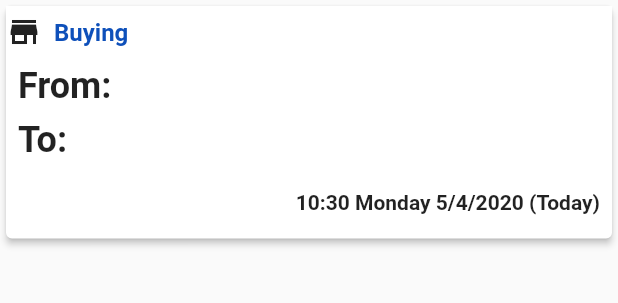
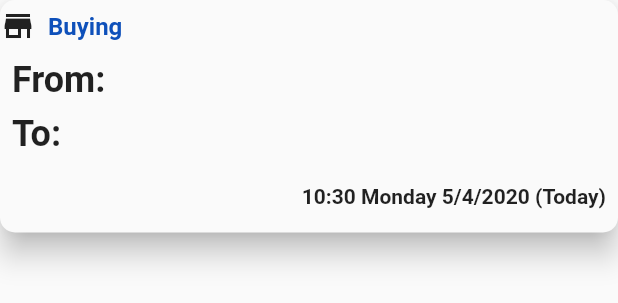
Before and after one commit to dawcules/myespoo-concept, a Flutter app: the CarpoolPostWidget widget shown alone on an empty page, opened directly with empty values, on a phone screen of 412 x 824 dp. Shown: the top 303 px of the screen. Run offline on Flutter 3.47's test engine with Material 2 defaults, Android fonts, the light colour scheme and no system bars; our stand-ins replace auto_size_text, cached_network_image, cloud_firestore, firebase_messaging, flutter_bloc, flutter_icons and 7 more; missing offline and left inert: fb_auth, sliding_button, xml2json; accounts and stored records are empty; network calls fail; statements that could not run were skipped.

Commit message:
Carpool, Marketplace post / modal yhteneistäminen

```diff
--- a/lib/pages/navigation_page.dart
+++ b/lib/pages/navigation_page.dart
@@ -109,18 +109,21 @@ class NavigationPage extends StatelessWidget {
           routeName: NavigationStrings.homeToLocalized(),
           args: "Should I be removed or kept..?",
         ),
+        Padding(padding: EdgeInsets.all(4)),
         IconRouteNameRow(
           heroTag: "nav_community",
           icon: Icon(Icons.people),
           route: "/community",
           routeName: NavigationStrings.communityToLocalized(),
         ),
+        Padding(padding: EdgeInsets.all(4)),
         IconRouteNameRow(
           heroTag: "nav_health",
           icon: Icon(Icons.local_hospital),
           route: "/health",
           routeName: NavigationStrings.healthToLocalized(),
         ),
+        Padding(padding: EdgeInsets.all(4)),
         IconRouteNameRow(
           heroTag: "nav_personal",
           icon: Icon(Icons.person),
@@ -133,6 +136,7 @@ class NavigationPage extends StatelessWidget {
         //   route: "/voting",
         //   routeName: NavigationStrings.personalToLocalized(),
         // ),
+        Padding(padding: EdgeInsets.all(4)),
         IconRouteNameRow(
           heroTag: "nav_emergency",
           icon: Icon(Icons.phone),
--- a/lib/widgets/carpool_marketplace/lower/carpool_lower_section.dart
+++ b/lib/widgets/carpool_marketplace/lower/carpool_lower_section.dart
@@ -145,7 +145,7 @@ class _CarpoolLowerState extends State<CarpoolLower> {
       shrinkWrap: true,
       itemBuilder: (BuildContext context, int position) {
         return Padding(
-          padding: EdgeInsets.all(8),
+          padding: EdgeInsets.only(top: 20, right: 16, left: 16),
           child: _getRow(position, context, posts),
         );
       },
--- a/lib/widgets/carpool_marketplace/lower/market_lower_section.dart
+++ b/lib/widgets/carpool_marketplace/lower/market_lower_section.dart
@@ -109,7 +109,7 @@ class _MarketLowerState extends State<MarketLower> {
       shrinkWrap: true,
       itemBuilder: (BuildContext context, int position) {
         return Padding(
-          padding: EdgeInsets.all(8),
+          padding: EdgeInsets.only(top: 20, right: 16, left: 16),
           child: _getRow(position, context, posts),
         );
       },
--- a/lib/widgets/dialogs/citizenpoint_update.dart
+++ b/lib/widgets/dialogs/citizenpoint_update.dart
@@ -21,7 +21,7 @@ class CitizenPointUpdateDialog extends StatelessWidget {
     updateCitizenPoints();
     return AlertDialog(
       shape: RoundedRectangleBorder(
-          borderRadius: BorderRadius.all(Radius.circular(5.0))),
+          borderRadius: BorderRadius.all(Radius.circular(10))),
       contentPadding: EdgeInsets.all(8),
       title: title ??
           RichText(
--- a/lib/widgets/posts/carpool_post.dart
+++ b/lib/widgets/posts/carpool_post.dart
@@ -12,19 +12,20 @@ class CarpoolPostWidget extends StatelessWidget {
 
   @override
   Widget build(BuildContext context) {
-    return Container(
-      child: Material(
+    return Material(
+      elevation: 8,
+      borderRadius: BorderRadius.circular(10),
       child: InkWell(
+        borderRadius: BorderRadius.circular(10),
         splashColor: AppColor.secondary.color(),
         onTap: () => _moreButtonPressed(),
-          child: Card(
-            elevation: 2,
         child: Wrap(
           children: <Widget>[
             TradeMethodRow(
               postData.tradeMethod,
               fontSize: 16,
               paddingAmount: 8,
+              borderRadius: BorderRadius.circular(10),
             ),
             Padding(
               padding: const EdgeInsets.symmetric(horizontal: 8.0),
@@ -55,13 +56,13 @@ class CarpoolPostWidget extends StatelessWidget {
                         style: TextStyle(
                             fontSize: 14, fontWeight: FontWeight.bold),
                       )),
-                      Padding(padding: EdgeInsets.all(8),)
+                  Padding(
+                    padding: EdgeInsets.all(8),
+                  )
                 ],
               ),
             ),
           ],
-            ),
-          ),
         ),
       ),
     );
--- a/lib/widgets/posts/community_post_modal.dart
+++ b/lib/widgets/posts/community_post_modal.dart
@@ -13,6 +13,7 @@ class CommunityPostModal extends StatelessWidget {
   Widget build(BuildContext context) {
     return Center(
       child: Material(
+        borderRadius: BorderRadius.circular(10),
         child: SingleChildScrollView(
             child: Column(
           children: <Widget>[
--- a/lib/widgets/rows/icon_and_route_name.dart
+++ b/lib/widgets/rows/icon_and_route_name.dart
@@ -30,7 +30,7 @@ class IconRouteNameRow extends StatelessWidget {
             heightFactor: 1.4,
             child: Container(
               width: 175,
-              height: 60,
+              height: 50,
               child: Card(
                 elevation: 8,
                 shape: RoundedRectangleBorder(
@@ -38,7 +38,7 @@ class IconRouteNameRow extends StatelessWidget {
                 color: AppColor.background.color(),
                 child: Padding(
                   padding: const EdgeInsets.only(
-                      top: 14, bottom: 4, left: 16, right: 25),
+                      top: 10, bottom: 4, left: 16, right: 40),
                   child: Text(
                     routeName,
                     style: TextStyle(
@@ -55,7 +55,7 @@ class IconRouteNameRow extends StatelessWidget {
             alignment: Alignment.centerRight,
             child: Container(
               width: 62,
-              height: 80,
+              height: 70,
               child: FittedBox(
                 child: FloatingActionButton(
                   backgroundColor: AppColor.secondary.color(),
--- a/lib/widgets/rows/trade_method_row.dart
+++ b/lib/widgets/rows/trade_method_row.dart
@@ -6,14 +6,21 @@ class TradeMethodRow extends StatelessWidget {
   final Trading _method;
   final double fontSize;
   final double paddingAmount;
+  final BorderRadius borderRadius;
   final MainAxisAlignment mainAxisAlign;
-  const TradeMethodRow(this._method,
-      {this.fontSize, this.mainAxisAlign, this.paddingAmount});
+
+  const TradeMethodRow(
+    this._method, {
+    this.fontSize,
+    this.mainAxisAlign,
+    this.paddingAmount,
+    this.borderRadius,
+  });
 
   @override
   Widget build(BuildContext context) {
     return Container(
-      color: Colors.white,
+      decoration: BoxDecoration(borderRadius: borderRadius ?? null),
       child: Row(
         mainAxisAlignment: mainAxisAlign ?? MainAxisAlignment.start,
         children: <Widget>[
```
Also changed, not shown: lib/widgets/posts/market_post.dart (+7 -13 lines). Lines whose indentation alone changed are shown as unchanged.
